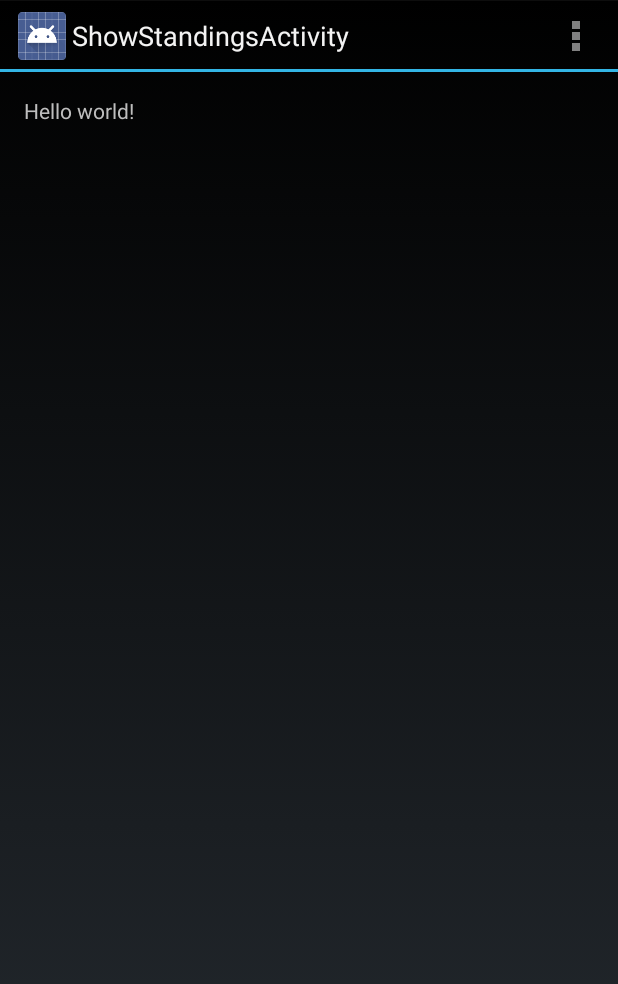
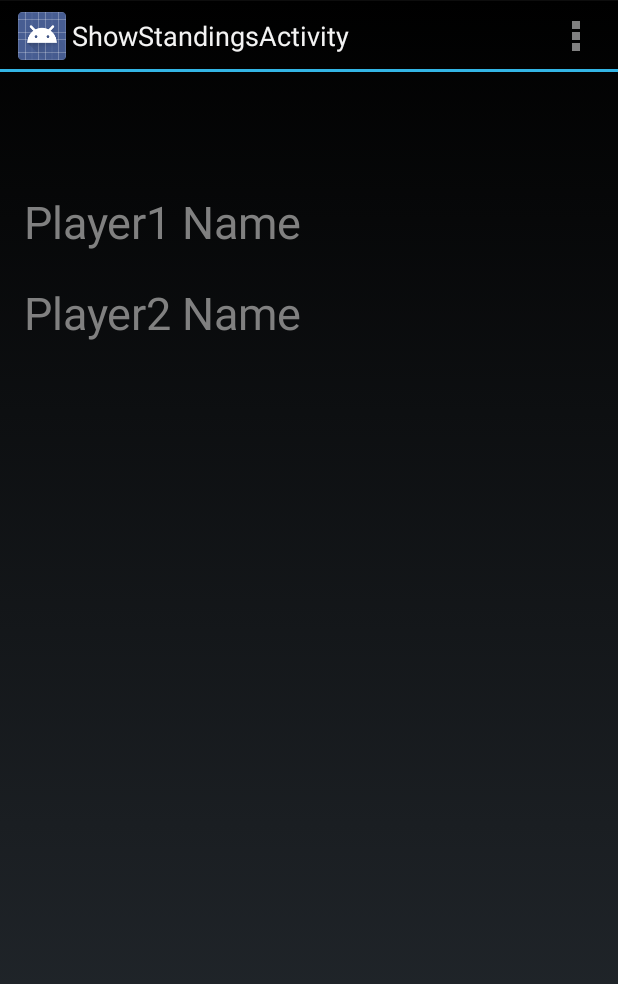
Before and after one commit to dev4Fun/Tictactoe_Android, an Android app: the ShowStandingsActivity screen opened directly, with no data from a screen before it, on a phone screen of 412 x 824 dp. Shown: the top 984 px of the screen. Run offline under Robolectric (Android 15) with nearby library versions, the phone set to English and light mode, and no system bars.

```diff
--- a/app/src/main/res/layout/activity_show_standings.xml
+++ b/app/src/main/res/layout/activity_show_standings.xml
@@ -9,8 +9,26 @@
     tools:context="tru.avdyushkin.lab4.ShowStandingsActivity">
 
     <TextView
-        android:text="@string/hello_world"
         android:layout_width="wrap_content"
-        android:layout_height="wrap_content" />
+        android:layout_height="wrap_content"
+        android:textSize="30sp"
+        android:hint="@string/player1_label"
+        android:ems="12"
+        android:id="@+id/p1standing"
+        android:layout_marginTop="63dp"
+        android:layout_marginBottom="20dp"
+        android:maxLength="20" />
+
+    <TextView
+        android:layout_width="wrap_content"
+        android:layout_height="wrap_content"
+        android:textSize="30sp"
+        android:hint="@string/player2_label"
+        android:ems="12"
+        android:id="@+id/p2standing"
+        android:layout_below="@+id/p1standing"
+        android:layout_alignLeft="@+id/p1standing"
+        android:layout_alignStart="@+id/p1standing"
+        android:maxLength="20" />
 
 </RelativeLayout>
```
Also changed, not shown: app/src/main/java/tru/avdyushkin/lab4/PlayGameActivity.java (+29 -8 lines).
